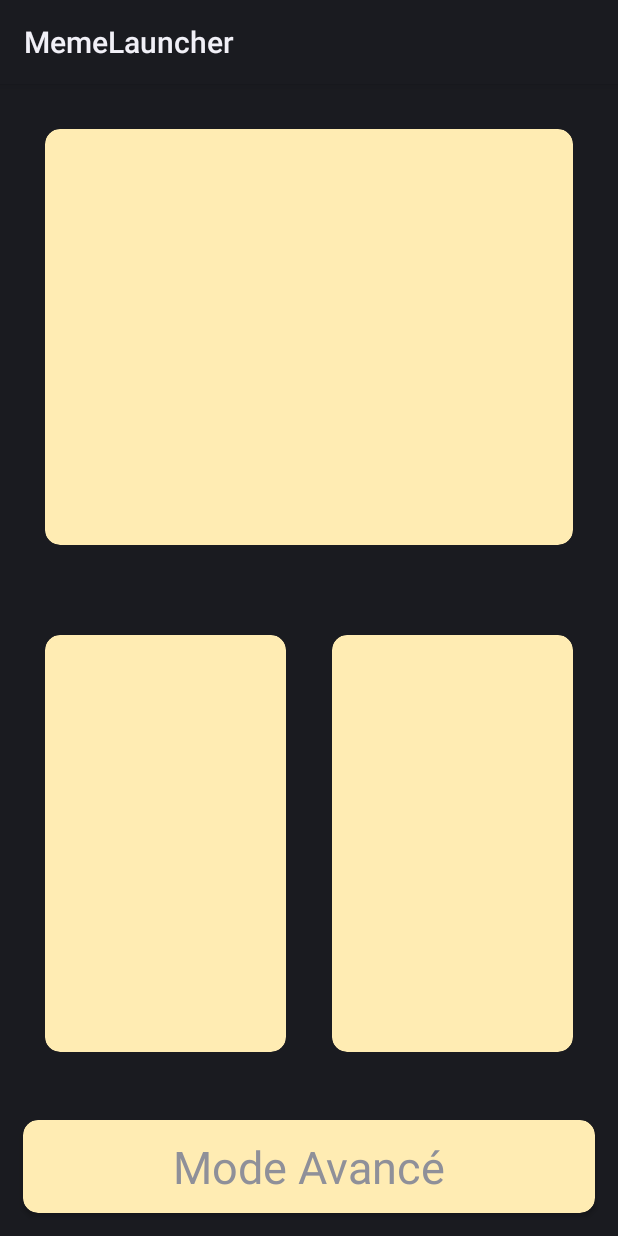
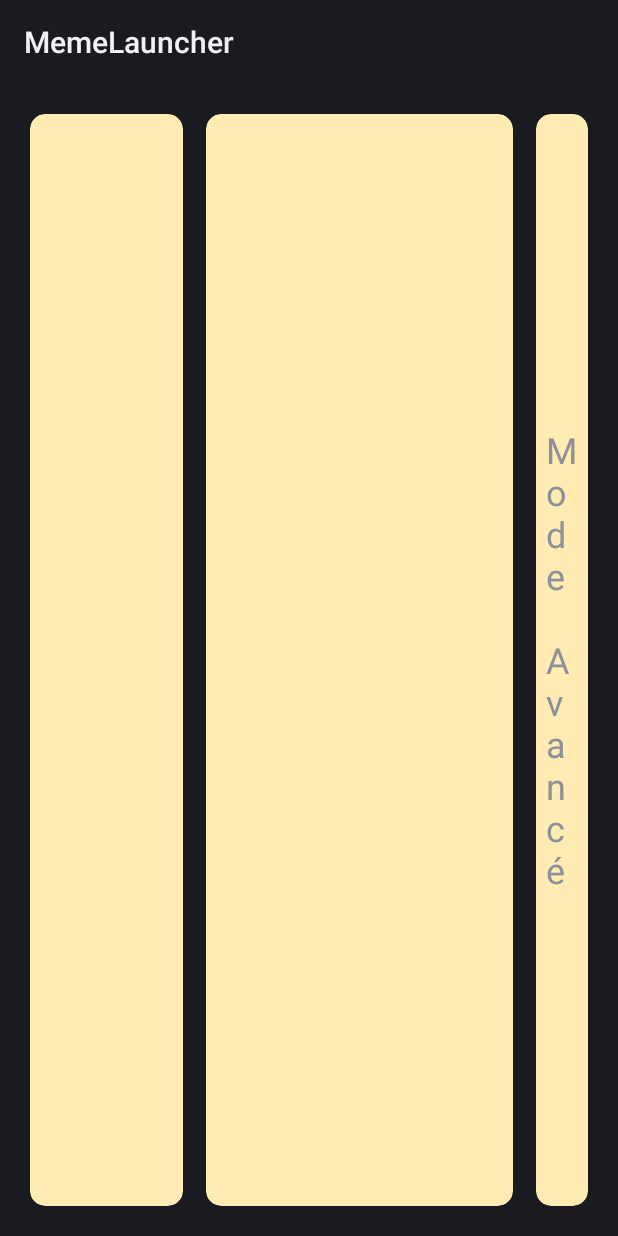
Before and after one commit to FlorianKempenich/GrandMaLauncher, an Android app: the layout activity_main.xml on its own in the app's theme, with its tools: preview values and no code run, on a phone screen of 412 x 824 dp. Run offline under Robolectric (Android 15) with nearby library versions, the phone set to English and light mode, and no system bars.

Commit message:
Update to a simpler layout

```diff
--- a/app/src/main/AndroidManifest.xml
+++ b/app/src/main/AndroidManifest.xml
@@ -13,13 +13,16 @@
             android:name=".MainActivity"
             android:theme="@style/Theme.AppCompat.Light.NoActionBar.Main.Wallpaper"
             android:launchMode="singleTask"
-            android:screenOrientation="portrait"
+            android:screenOrientation="landscape"
             >
             <intent-filter>
                 <!-- Intent filter for the launcher activity -->
                 <action android:name="android.intent.action.MAIN" />
                 <category android:name="android.intent.category.HOME" />
                 <category android:name="android.intent.category.DEFAULT" />
+                <!-- Intent filter for the default activity -->
+                <!--<action android:name="android.intent.action.MAIN" />-->
+                <!--<category android:name="android.intent.category.LAUNCHER" />-->
             </intent-filter>
         </activity>
 
--- a/app/src/main/java/com/example/shock/memelauncher/view/CompoundAppView.java
+++ b/app/src/main/java/com/example/shock/memelauncher/view/CompoundAppView.java
@@ -13,7 +13,7 @@ import android.widget.TextView;
 
 import com.example.shock.memelauncher.R;
 
-import butterknife.Bind;
+import butterknife.BindView;
 import butterknife.ButterKnife;
 
 /**
@@ -21,8 +21,8 @@ import butterknife.ButterKnife;
  */
 public class CompoundAppView extends LinearLayout {
 
-    @Bind(R.id.image_view) ImageView mImageView;
-    @Bind(R.id.text_view) TextView mTextView;
+    @BindView(R.id.image_view) ImageView mImageView;
+    @BindView(R.id.text_view) TextView mTextView;
 
     public CompoundAppView(Context context) {
         this(context, null, 0);
--- a/app/src/main/res/layout/activity_main.xml
+++ b/app/src/main/res/layout/activity_main.xml
@@ -3,79 +3,59 @@
     xmlns:tools="http://schemas.android.com/tools"
     android:layout_width="match_parent"
     android:layout_height="match_parent"
-    tools:context="com.example.shock.memelauncher.MainActivity"
-    android:orientation="vertical">
+    android:orientation="horizontal"
+    android:padding="20dp"
+    tools:context="com.example.shock.memelauncher.MainActivity">
 
     <android.support.v7.widget.CardView
-        style="@style/CardView.Main.Weight.Vertical"
-        android:layout_weight="45"
-        android:layout_margin="30dp"
-        android:id="@+id/florian_card"
-        >
+        android:id="@+id/photo_card"
+        style="@style/CardView.Main"
+        android:layout_width="0dp"
+        android:layout_height="match_parent"
+        android:layout_weight="30">
+
         <com.example.shock.memelauncher.view.CompoundAppView
+            android:id="@+id/photo_compound"
+            android:layout_width="wrap_content"
+            android:layout_height="wrap_content"
             android:layout_gravity="center"
-            android:padding="20dp"
-            android:id="@+id/florian_compound"
-            android:layout_width="wrap_content"
-            android:layout_height="wrap_content"/>
+            android:padding="20dp" />
 
     </android.support.v7.widget.CardView>
 
-    <LinearLayout
-        android:layout_width="match_parent"
-        android:layout_height="0dp"
-        android:layout_weight="45"
-        android:layout_margin="30dp"
-        android:orientation="horizontal"
-        >
-        <android.support.v7.widget.CardView
-            android:id="@+id/skype_card"
-            style="@style/CardView.Main"
-            android:layout_width="0dp"
-            android:layout_height="match_parent"
-            android:layout_weight="1"
-            android:layout_marginEnd="15dp"
-            >
-            <com.example.shock.memelauncher.view.CompoundAppView
-                android:layout_gravity="center"
-                android:padding="20dp"
-                android:id="@+id/skype_compound"
-                android:layout_width="wrap_content"
-                android:layout_height="wrap_content"/>
-
-        </android.support.v7.widget.CardView>
-
-        <android.support.v7.widget.CardView
-            android:id="@+id/photo_card"
-            style="@style/CardView.Main"
-            android:layout_width="0dp"
-            android:layout_height="match_parent"
-            android:layout_weight="1"
-            android:layout_marginStart="15dp"
-            >
-            <com.example.shock.memelauncher.view.CompoundAppView
-                android:layout_gravity="center"
-                android:padding="20dp"
-                android:id="@+id/photo_compound"
-                android:layout_width="wrap_content"
-                android:layout_height="wrap_content"/>
-
-        </android.support.v7.widget.CardView>
-    </LinearLayout>
 
     <android.support.v7.widget.CardView
+        android:id="@+id/skype_card"
+        style="@style/CardView.Main"
+        android:layout_width="0dp"
+        android:layout_marginStart="15dp"
+        android:layout_height="match_parent"
+        android:layout_weight="60">
+
+        <com.example.shock.memelauncher.view.CompoundAppView
+            android:id="@+id/skype_compound"
+            android:layout_width="wrap_content"
+            android:layout_height="wrap_content"
+            android:layout_gravity="center"
+            android:padding="20dp" />
+
+    </android.support.v7.widget.CardView>
+
+    <android.support.v7.widget.CardView
+        android:id="@+id/applications_card"
         style="@style/CardView.Main.Weight.Vertical"
-        android:layout_weight="10"
-        android:layout_margin="15dp"
-        android:id="@+id/applications_card"
-        >
+        android:layout_width="0dp"
+        android:layout_marginStart="15dp"
+        android:layout_height="match_parent"
+        android:layout_weight="10">
+
         <TextView
             android:id="@+id/applications_text_view"
-            android:layout_gravity="center"
-            android:textSize="30sp"
             android:layout_width="wrap_content"
             android:layout_height="wrap_content"
-            android:text="@string/advanced_mode"/>
+            android:layout_gravity="center"
+            android:text="@string/advanced_mode"
+            android:textSize="24sp" />
 
     </android.support.v7.widget.CardView>
 </LinearLayout>
--- a/app/src/main/res/values/strings.xml
+++ b/app/src/main/res/values/strings.xml
@@ -1,12 +1,12 @@
 <resources>
     <string name="app_name">MemeLauncher</string>
 
-    <string name="advanced_mode">Mode Avancé</string>
+    <string name="advanced_mode">M\no\nd\ne\n \nA\nv\na\nn\nc\né</string>
 
     <string name="warning_text_header">Attention !!</string>
     <string name="warning_text_content">Ce mode est très compliqué.\nDemande de l\'aide à Maguite ou
     Bernard pour te servir de ce mode :)</string>
     <string name="warning_text_hint">A TOUT MOMENT appuie sur le BOUTON ROND pour revenir en arrière</string>
 
-    <string name="flo_a_berlin">flo a berlin</string>
+    <string name="album_photo_title">Photos Florian</string>
 </resources>
```
Also changed, not shown: app/build.gradle (+9 -6 lines), app/src/main/java/com/example/shock/memelauncher/MainActivity.java (+5 -17 lines), build.gradle (+6 -1 lines), gradle/wrapper/gradle-wrapper.properties.
